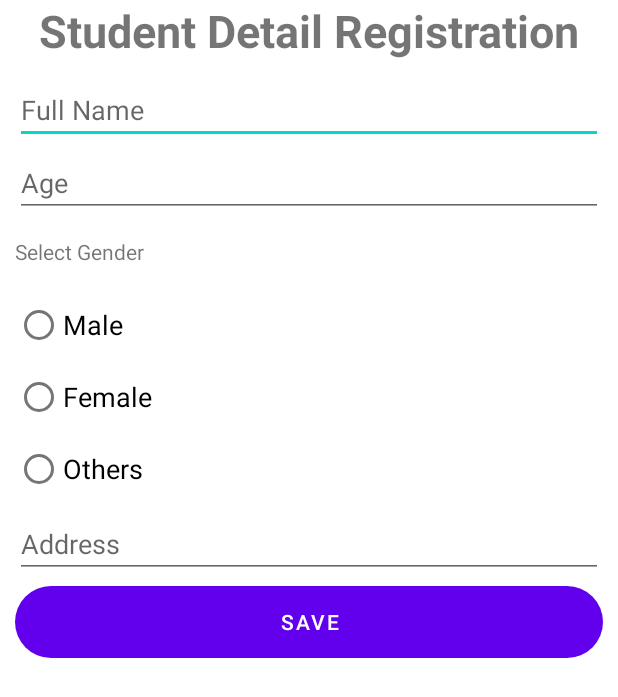
After one commit to SujitPrasaddKushwaha/Week6Assignment1, an Android app: the fragment AddStudentFragment shown on its own in the app's theme, on a phone screen of 412 x 824 dp. The commit adds this screen. Shown: the top 697 px of the screen. Run offline under Robolectric (Android 15) with nearby library versions, the phone set to English and light mode, and no system bars.

Commit message:
second commit

```diff
--- a/app/build.gradle
+++ b/app/build.gradle
@@ -39,6 +39,8 @@ dependencies {
     implementation 'androidx.appcompat:appcompat:1.2.0'
     implementation 'com.google.android.material:material:1.2.1'
     implementation 'androidx.constraintlayout:constraintlayout:2.0.4'
+    implementation "androidx.viewpager2:viewpager2:1.0.0"
+    implementation 'androidx.legacy:legacy-support-v4:1.0.0'
     testImplementation 'junit:junit:4.+'
     androidTestImplementation 'androidx.test.ext:junit:1.1.2'
     androidTestImplementation 'androidx.test.espresso:espresso-core:3.3.0'
--- a/app/src/main/AndroidManifest.xml
+++ b/app/src/main/AndroidManifest.xml
@@ -9,7 +9,8 @@
         android:roundIcon="@mipmap/ic_launcher_round"
         android:supportsRtl="true"
         android:theme="@style/Theme.Week6Assignment1">
-        <activity android:name=".Dashboard"></activity>
+        <activity android:name=".TavLayoutActivity"></activity>
+        <activity android:name=".Dashboard" />
         <activity android:name=".loginPage">
             <intent-filter>
                 <action android:name="android.intent.action.MAIN" />
@@ -17,8 +18,7 @@
                 <category android:name="android.intent.category.LAUNCHER" />
             </intent-filter>
         </activity>
-        <activity android:name=".MainActivity">
-        </activity>
+        <activity android:name=".MainActivity"></activity>
     </application>
 
 </manifest>
--- /dev/null
+++ b/app/src/main/java/com/example/week6assignment1/fragment/AddStudentFragment.kt
@@ -0,0 +1,24 @@
+package com.example.week6assignment1.fragment
+
+import android.os.Bundle
+import androidx.fragment.app.Fragment
+import android.view.LayoutInflater
+import android.view.View
+import android.view.ViewGroup
+import com.example.week6assignment1.R
+
+class AddStudentFragment : Fragment() {
+    override fun onCreate(savedInstanceState: Bundle?) {
+        super.onCreate(savedInstanceState)
+    }
+
+    override fun onCreateView(
+        inflater: LayoutInflater, container: ViewGroup?,
+        savedInstanceState: Bundle?
+    ): View? {
+        // Inflate the layout for this fragment
+        return inflater.inflate(R.layout.fragment_add_student, container, false)
+
+    }
+
+}
--- /dev/null
+++ b/app/src/main/res/layout/fragment_add_student.xml
@@ -0,0 +1,92 @@
+<?xml version="1.0" encoding="utf-8"?>
+<LinearLayout
+    xmlns:android="http://schemas.android.com/apk/res/android"
+    xmlns:tools="http://schemas.android.com/tools"
+    android:layout_width="match_parent"
+    android:layout_height="match_parent"
+    android:orientation="vertical"
+    tools:context=".fragment.AddStudentFragment">
+
+    <TextView
+        android:layout_width="match_parent"
+        android:layout_height="wrap_content"
+        android:text="Student Detail Registration"
+        android:textSize="30sp"
+        android:gravity="center"
+        android:textStyle="bold"
+        android:layout_marginBottom="10dp"/>
+
+    <EditText
+        android:id="@+id/etFullName"
+        android:layout_width="match_parent"
+        android:layout_height="wrap_content"
+        android:hint="Full Name"
+        android:layout_marginLeft="10dp"
+        android:layout_marginRight="10dp"
+        android:layout_marginBottom="3dp"/>
+
+    <EditText
+        android:id="@+id/etAge"
+        android:layout_width="match_parent"
+        android:layout_height="wrap_content"
+        android:hint="Age"
+        android:layout_marginLeft="10dp"
+        android:layout_marginRight="10dp"
+        android:layout_marginBottom="3dp"/>
+
+    <RadioGroup
+        android:layout_width="match_parent"
+        android:layout_height="wrap_content"
+        android:orientation="vertical"
+        android:layout_marginLeft="10dp"
+        android:layout_marginRight="10dp"
+        android:layout_marginBottom="3dp">
+
+        <TextView
+            android:layout_width="wrap_content"
+            android:layout_height="wrap_content"
+            android:text="Select Gender"
+            android:layout_marginTop="10dp"/>
+
+        <RadioButton
+            android:layout_width="wrap_content"
+            android:layout_height="wrap_content"
+            android:text="Male"
+            android:textSize="18sp"
+            android:layout_marginTop="15dp"
+            />
+
+        <RadioButton
+            android:layout_width="wrap_content"
+            android:layout_height="wrap_content"
+            android:text="Female"
+            android:textSize="18sp"/>
+
+        <RadioButton
+            android:layout_width="wrap_content"
+            android:layout_height="wrap_content"
+            android:textSize="18sp"
+            android:text="Others"/>
+
+    </RadioGroup>
+
+    <EditText
+        android:layout_marginLeft="10dp"
+        android:layout_marginRight="10dp"
+        android:id="@+id/etAddress"
+        android:layout_width="match_parent"
+        android:layout_height="wrap_content"
+        android:hint="Address"/>
+
+    <Button
+        android:id="@+id/btnSave"
+        android:layout_width="match_parent"
+        android:layout_height="wrap_content"
+        android:text="SAVE"
+        android:layout_marginLeft="10dp"
+        android:layout_marginRight="10dp"
+        android:background="@drawable/roundstyle"
+        android:layout_marginTop="5dp"/>
+
+
+</LinearLayout>
--- a/app/src/main/res/values/colors.xml
+++ b/app/src/main/res/values/colors.xml
@@ -7,4 +7,5 @@
     <color name="teal_700">#FF018786</color>
     <color name="black">#FF000000</color>
     <color name="white">#FFFFFFFF</color>
+    <color name="background">#36FFFFFF</color>
 </resources>
--- a/app/src/main/res/values/strings.xml
+++ b/app/src/main/res/values/strings.xml
@@ -1,3 +1,5 @@
 <resources>
     <string name="app_name">Week6Assignment1</string>
+    <!-- TODO: Remove or change this placeholder text -->
+    <string name="hello_blank_fragment">Hello blank fragment</string>
 </resources>
--- a/app/src/main/res/values/themes.xml
+++ b/app/src/main/res/values/themes.xml
@@ -1,6 +1,6 @@
 <resources xmlns:tools="http://schemas.android.com/tools">
     <!-- Base application theme. -->
-    <style name="Theme.Week6Assignment1" parent="Theme.MaterialComponents.DayNight.DarkActionBar">
+    <style name="Theme.Week6Assignment1" parent="Theme.MaterialComponents.DayNight.NoActionBar">
         <!-- Primary brand color. -->
         <item name="colorPrimary">@color/purple_500</item>
         <item name="colorPrimaryVariant">@color/purple_700</item>
```
Also changed, not shown: app/src/main/java/com/example/week6assignment1/TavLayoutActivity.kt (added, +11 -0 lines), app/src/main/java/com/example/week6assignment1/fragment/AboutUsFragment.kt (added, +23 -0 lines), app/src/main/java/com/example/week6assignment1/fragment/HomeFragment.kt (added, +23 -0 lines), app/src/main/res/layout/activity_main.xml (+30 -9 lines), app/src/main/res/layout/activity_tav_layout.xml (added, +20 -0 lines), app/src/main/res/layout/fragment_about_us.xml (added, +14 -0 lines), app/src/main/res/layout/fragment_home.xml (added, +12 -0 lines), app/src/main/res/drawable-v24/aboutus.png (added), app/src/main/res/drawable-v24/addstudent.png (added), app/src/main/res/drawable-v24/home.png (added), gradle/wrapper/gradle-wrapper.properties.
